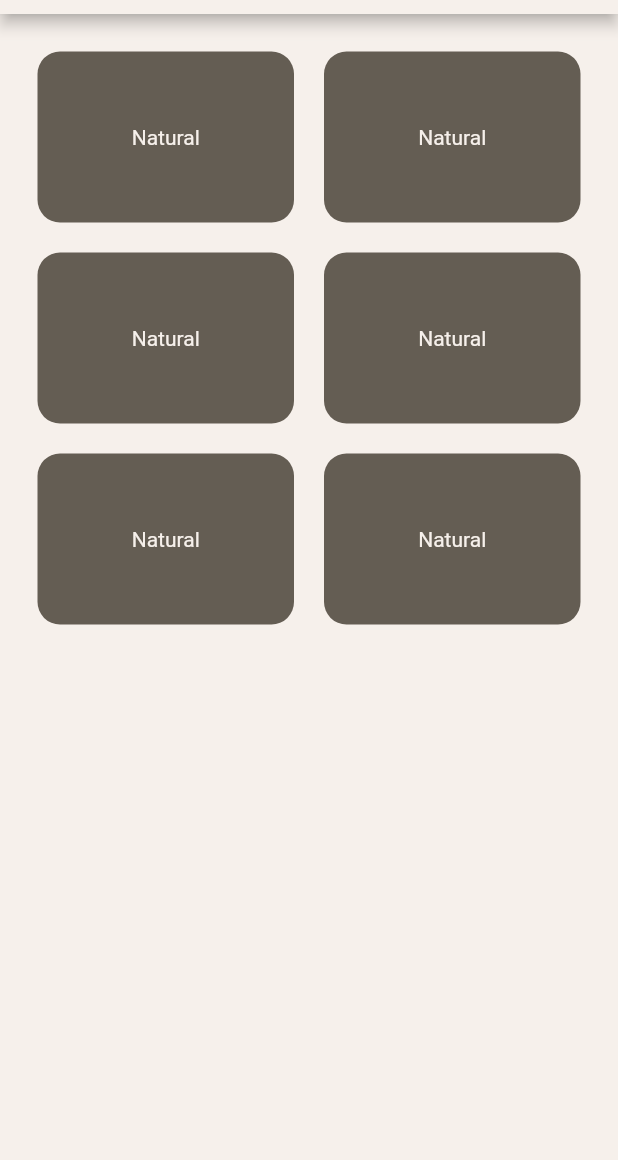
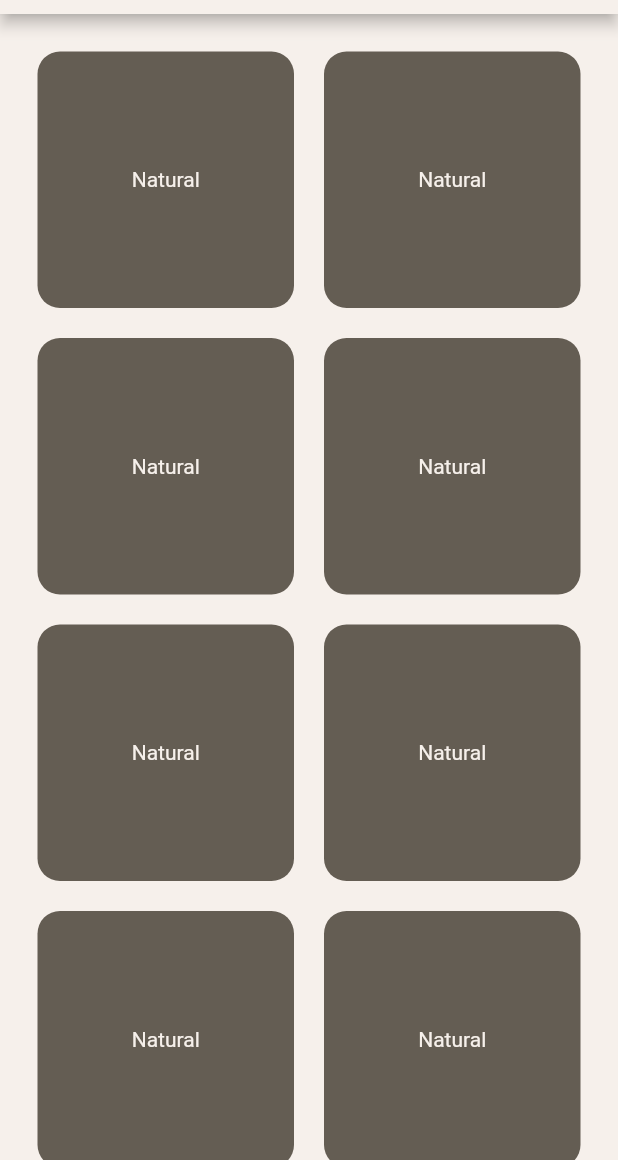
Before and after one commit to oakkub2544/Equaler, a Flutter app: the screen it shows after launch, in the side drawer, after a tap on "Category", on a phone screen of 412 x 824 dp, the part 76-1236 px from its top. Run offline on Flutter 3.47's test engine with Material 2 defaults, Android fonts, the phone set to English and light mode, and no system bars; network calls fail.

Commit message:
impove 1.0

```diff
--- a/lib/apiHandler.dart
+++ b/lib/apiHandler.dart
@@ -26,7 +26,7 @@ class apiHandler {
     var url = Uri.parse(rawUrl);
     var response = await http.get(url);
     if (response.statusCode == 200) {
-      Map jsonResponse = jsonDecode(response.body);
+      Map jsonResponse = json.decode(utf8.decode(response.bodyBytes));
       List resultsResponse = checkNull(jsonResponse['results']);
       return resultsResponse;
     }
--- a/lib/main.dart
+++ b/lib/main.dart
@@ -49,13 +49,15 @@ class _MyhomepageState extends State<Myhomepage> {
         appBar: Headerbar(),
         drawer: Sidemenu(),
         body: Center(
+            child: Padding(
+          padding: const EdgeInsets.only(top: 10.0),
           child: Column(
             children: [
               SectionTitle(title: "Suggestion"),
               BigNewsCard(),
               SectionTitle(title: "Popular Today"),
               SizedBox(
-              height: MediaQuery.of(context).size.height * 0.4,
+                height: MediaQuery.of(context).size.height * 0.48,
                 width: MediaQuery.of(context).size.width * 0.9,
                 child: FutureBuilder<dynamic>(
                   future: newsData,
@@ -70,7 +72,8 @@ class _MyhomepageState extends State<Myhomepage> {
                                     imgUrl: snapshot.data[index]['image_url'],
                                     newsTitle: snapshot.data[index]['title'],
                                     newsDate: snapshot.data[index]['pubDate'],
-                                  newsDesc: snapshot.data[index]['description'])
+                                    newsDesc: snapshot.data[index]
+                                        ['description'])
                               ],
                             );
                           });
@@ -81,6 +84,7 @@ class _MyhomepageState extends State<Myhomepage> {
                 ),
               ),
             ],
+          ),
         )));
   }
 }
--- a/lib/selectcategory.dart
+++ b/lib/selectcategory.dart
@@ -17,11 +17,13 @@ class selectcategory extends StatelessWidget {
             CategoryItem(),
             CategoryItem(),
             CategoryItem(),
+            CategoryItem(),
+            CategoryItem(),
             CategoryItem()
           ],
           gridDelegate: SliverGridDelegateWithMaxCrossAxisExtent(
             maxCrossAxisExtent: 200,
-            childAspectRatio: 3 / 2,
+            childAspectRatio: 3 / 3,
             crossAxisSpacing: 20,
             mainAxisSpacing: 20,
           )),
```
Also changed, not shown: lib/components/NewsCard.dart (+5 -4 lines), lib/readnew.dart (+21 -7 lines), 3 other files. Lines whose indentation alone changed are shown as unchanged.
